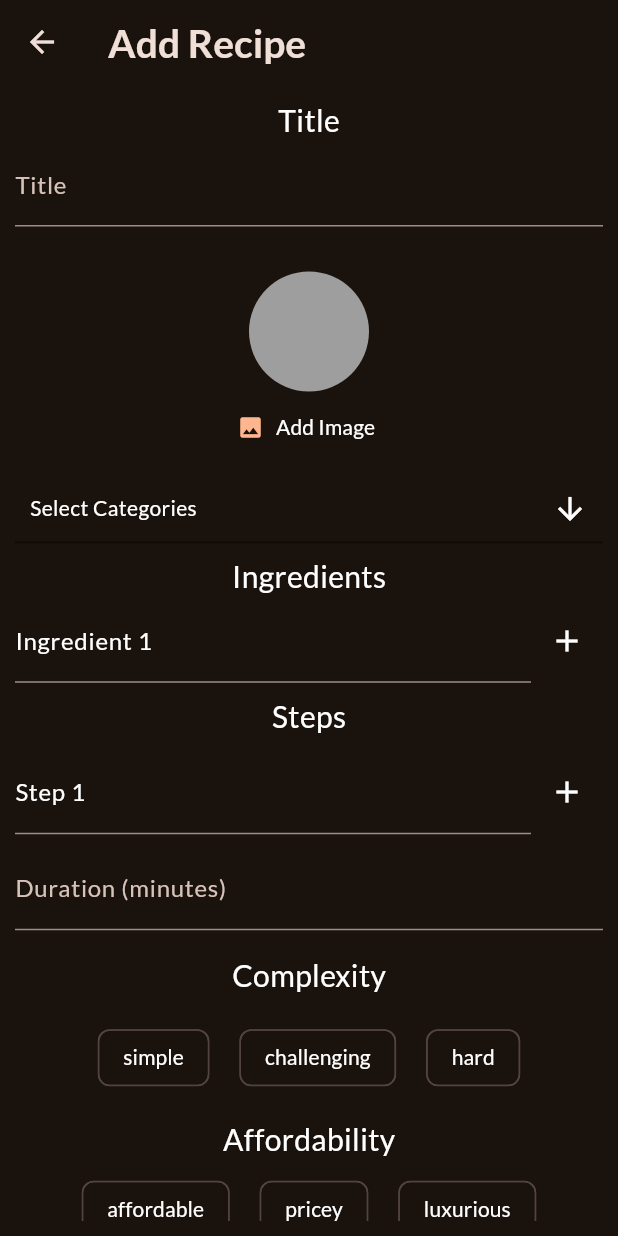
After one commit to Hoangigo/FoodApp, a Flutter app: the AddRecipe screen opened directly, on a phone screen of 412 x 824 dp. The commit adds this screen. Run offline on Flutter 3.47's test engine with Material 3 defaults, Android fonts, the phone set to English and light mode, and no system bars; drawn by our look-alikes of multi_select_flutter; our stand-ins replace cloud_firestore, firebase_auth, firebase_core, firebase_storage, flutter_riverpod, google_fonts and 2 more; accounts and stored records are empty; network calls fail.

Commit message:
add meal

```diff
--- /dev/null
+++ b/lib/controller/recipes_controller.dart
@@ -0,0 +1,30 @@
+import 'package:cloud_firestore/cloud_firestore.dart';
+import 'package:mealsapp/models/meal.dart';
+import 'package:mealsapp/providers/mealsprovider.dart';
+
+class MealController {
+  Future<void> addMeal(Meal meal) async {
+    try {
+      String fixedAffordability = meal.affordability.toString().split('.')[1];
+      String fixedComplexity = meal.complexity.toString().split('.')[1];
+
+      await FirebaseFirestore.instance.collection('meals').add({
+        'affordability': fixedAffordability,
+        'categories': meal.categories,
+        'complexity': fixedComplexity,
+        'duration': meal.duration,
+        'id': meal.id,
+        'ingredients': meal.ingredients,
+        'steps': meal.steps,
+        'isGlutenFree': meal.isGlutenFree,
+        'isLactoseFree': meal.isLactoseFree,
+        'isVegetarian': meal.isVegetarian,
+        'isVegan': meal.isVegan,
+        'imageUrl': meal.imageUrl,
+        'title': meal.title,
+      });
+    } catch (error) {
+      print('Error adding meal: $error');
+    }
+  }
+}
--- a/lib/providers/mealsprovider.dart
+++ b/lib/providers/mealsprovider.dart
@@ -2,7 +2,7 @@ import 'package:cloud_firestore/cloud_firestore.dart';
 import 'package:flutter_riverpod/flutter_riverpod.dart';
 import 'package:mealsapp/models/meal.dart';
 
-final mealsStreamProvider = StreamProvider.autoDispose<List<Meal>>((ref) {
+final mealsStreamProvider = StreamProvider<List<Meal>>((ref) {
   final firestore = FirebaseFirestore.instance;
   final collection = firestore.collection('meals');
 
--- /dev/null
+++ b/lib/screens/add_recipe.dart
@@ -0,0 +1,323 @@
+import 'dart:io';
+
+import 'package:flutter/material.dart';
+import 'package:flutter_riverpod/flutter_riverpod.dart';
+import 'package:mealsapp/controller/recipes_controller.dart';
+import 'package:mealsapp/models/meal.dart';
+import 'package:mealsapp/providers/categoriesProvider.dart';
+import 'package:mealsapp/widgets/image_picker.dart';
+import 'package:mealsapp/widgets/multi_select_category.dart';
+import 'package:uuid/uuid.dart';
+
+class AddRecipe extends ConsumerStatefulWidget {
+  const AddRecipe({super.key});
+
+  @override
+  ConsumerState<AddRecipe> createState() {
+    return _AddRecipe();
+  }
+}
+
+class _AddRecipe extends ConsumerState<AddRecipe> {
+  var titleController = TextEditingController();
+  var durationController = TextEditingController();
+
+  final _form = GlobalKey<FormState>();
+  File? _selectedImage;
+  Complexity? _complexity;
+  Affordability? _affordability;
+  final List<String> _ingredients = [''];
+  final List<String> _steps = [''];
+  bool _isGlutenFree = false;
+  bool _isLactoseFree = false;
+  bool _isVegan = false;
+  bool _isVegetarian = false;
+
+  @override
+  void dispose() {
+    titleController.dispose();
+    durationController.dispose();
+
+    super.dispose();
+  }
+
+  String generateUniqueId() {
+    final uuid = Uuid();
+    return uuid.v4();
+  }
+
+  void _submit(BuildContext context) async {
+    final chosenCategories = ref.watch(selectedCategoriesProvider);
+
+    final isValid = _form.currentState!.validate();
+
+    if (!isValid ||
+        _complexity == null ||
+        _selectedImage == null ||
+        _affordability == null ||
+        _ingredients.isEmpty ||
+        titleController.text.trim().isEmpty ||
+        durationController.text.trim().isEmpty ||
+        _steps.isEmpty) {
+      return;
+    }
+
+    _form.currentState!.save();
+
+    final newMeal = Meal(
+        id: generateUniqueId(),
+        categories: chosenCategories.toList(),
+        title: titleController.text,
+        imageUrl: _selectedImage!.path,
+        ingredients: _ingredients,
+        steps: _steps,
+        duration: int.parse(durationController.text),
+        complexity: _complexity!,
+        affordability: _affordability!,
+        isGlutenFree: _isGlutenFree,
+        isLactoseFree: _isLactoseFree,
+        isVegan: _isVegan,
+        isVegetarian: _isVegetarian);
+
+    await MealController().addMeal(newMeal);
+    titleController.clear();
+    durationController.clear();
+    //Navigator.of(context).pop();
+  }
+
+  @override
+  Widget build(BuildContext context) {
+    return Scaffold(
+      appBar: AppBar(
+          title: const Text(
+        'Add Recipe',
+        style: TextStyle(fontSize: 26, fontWeight: FontWeight.bold),
+      )),
+      body: Padding(
+        padding: const EdgeInsets.all(10),
+        child: SingleChildScrollView(
+            child: Form(
+          key: _form,
+          child: Column(
+            children: [
+              const Text('Title',
+                  style: TextStyle(color: Colors.white, fontSize: 20)),
+              TextFormField(
+                style: const TextStyle(color: Colors.white),
+                controller: titleController,
+                validator: (value) {
+                  if (value == null || value.isEmpty) {
+                    return 'Title cannot be empty';
+                  }
+                  return null;
+                },
+                decoration: const InputDecoration(
+                  hintText: 'Enter the title',
+                  hintStyle: TextStyle(color: Colors.grey),
+                  labelText: 'Title',
+                ),
+              ),
+              const SizedBox(height: 30),
+              UserImagePicker(pickImage: (pickedImage) {
+                _selectedImage = pickedImage;
+              }),
+              const SizedBox(height: 8),
+              MultiSelectDropdown(),
+              const SizedBox(height: 8),
+              const Text('Ingredients',
+                  style: TextStyle(color: Colors.white, fontSize: 20)),
+              ListView.builder(
+                shrinkWrap: true,
+                itemCount: _ingredients.length,
+                itemBuilder: (context, index) {
+                  return Row(
+                    children: [
+                      Expanded(
+                        child: TextFormField(
+                          style: const TextStyle(color: Colors.white),
+                          validator: (value) {
+                            if (value == null || value.isEmpty) {
+                              return 'ingredient cannot be empty'; // Error message when the field is empty
+                            }
+                            return null; // Return null when the input is valid
+                          },
+                          decoration: InputDecoration(
+                            hintText: 'Enter ingredient ${index + 1}',
+                            hintStyle: const TextStyle(color: Colors.grey),
+                            labelText: 'Ingredient ${index + 1}',
+                            labelStyle: const TextStyle(color: Colors.white),
+                          ),
+                          onChanged: (value) {
+                            _ingredients[index] = value;
+                          },
+                        ),
+                      ),
+                      IconButton(
+                        icon: const Icon(Icons.add, color: Colors.white),
+                        onPressed: () {
+                          setState(() {
+                            _ingredients.add('');
+                          });
+                        },
+                      ),
+                    ],
+                  );
+                },
+              ),
+              const SizedBox(height: 8),
+              const Text('Steps',
+                  style: TextStyle(color: Colors.white, fontSize: 20)),
+              const SizedBox(height: 8),
+              ListView.builder(
+                shrinkWrap: true,
+                itemCount: _steps.length,
+                itemBuilder: (context, index) {
+                  return Row(
+                    children: [
+                      Expanded(
+                        child: TextFormField(
+                          style: const TextStyle(color: Colors.white),
+                          validator: (value) {
+                            if (value == null || value.isEmpty) {
+                              return 'Step cannot be empty'; // Error message when the field is empty
+                            }
+                            return null; // Return null when the input is valid
+                          },
+                          decoration: InputDecoration(
+                            hintText: 'Enter step ${index + 1}',
+                            hintStyle: const TextStyle(color: Colors.grey),
+                            labelText: 'Step ${index + 1}',
+                            labelStyle: const TextStyle(color: Colors.white),
+                          ),
+                          onChanged: (value) {
+                            _steps[index] = value;
+                          },
+                        ),
+                      ),
+                      IconButton(
+                        icon: const Icon(Icons.add, color: Colors.white),
+                        onPressed: () {
+                          setState(() {
+                            _steps.add('');
+                          });
+                        },
+                      ),
+                    ],
+                  );
+                },
+              ),
+              const SizedBox(height: 8),
+              TextFormField(
+                style: const TextStyle(color: Colors.white),
+                controller: durationController,
+                validator: (value) {
+                  if (value == null || value.isEmpty) {
+                    return 'Duration cannot be empty';
+                  }
+                  return null;
+                },
+                decoration:
+                    const InputDecoration(labelText: 'Duration (minutes)'),
+                keyboardType: TextInputType.number,
+              ),
+              const SizedBox(height: 16),
+              const Text('Complexity',
+                  style: TextStyle(color: Colors.white, fontSize: 20)),
+              const SizedBox(height: 16),
+              Wrap(
+                spacing: 20,
+                children: [
+                  for (Complexity value in Complexity.values)
+                    ChoiceChip(
+                      label: Text(
+                        value.toString().split('.').last,
+                        style: const TextStyle(color: Colors.white),
+                      ),
+                      selected: _complexity == value,
+                      onSelected: (isSelected) {
+                        if (isSelected) {
+                          setState(() {
+                            _complexity = value;
+                          });
+                        }
+                      },
+                    ),
+                ],
+              ),
+              const SizedBox(height: 16),
+              const Text('Affordability',
+                  style: TextStyle(color: Colors.white, fontSize: 20)),
+              const SizedBox(height: 8),
+              Wrap(
+                spacing: 20,
+                children: [
+                  for (final affordability in Affordability.values)
+                    ChoiceChip(
+                      label: Text(
+                        affordability.toString().split('.').last,
+                        style: const TextStyle(color: Colors.white),
+                      ),
+                      selected: _affordability == affordability,
+                      onSelected: (isSelected) {
+                        if (isSelected) {
+                          setState(() {
+                            _affordability = affordability;
+                          });
+                        }
+                      },
+                    ),
+                ],
+              ),
+              const SizedBox(height: 16),
+              CheckboxListTile(
+                title: const Text('Gluten-Free'),
+                value: _isGlutenFree,
+                onChanged: (newValue) {
+                  setState(() {
+                    _isGlutenFree = newValue ?? false;
+                  });
+                },
+              ),
+              CheckboxListTile(
+                title: const Text('Lactose-Free'),
+                value: _isLactoseFree,
+                onChanged: (newValue) {
+                  setState(() {
+                    _isLactoseFree = newValue ?? false;
+                  });
+                },
+              ),
+              CheckboxListTile(
+                title: const Text('Vegan'),
+                value: _isVegan,
+                onChanged: (newValue) {
+                  setState(() {
+                    _isVegan = newValue ?? false;
+                  });
+                },
+              ),
+              CheckboxListTile(
+                title: const Text('Vegetarian'),
+                value: _isVegetarian,
+                onChanged: (newValue) {
+                  setState(() {
+                    _isVegetarian = newValue ?? false;
+                  });
+                },
+              ),
+              ElevatedButton(
+                onPressed: () {
+                  _submit(context);
+                },
+                child: const Text(
+                  'Save',
+                  style: TextStyle(color: Colors.white),
+                ),
+              ),
+            ],
+          ),
+        )),
+      ),
+    );
+  }
+}
--- a/lib/screens/auth.dart
+++ b/lib/screens/auth.dart
@@ -32,7 +32,6 @@ class _AuthScreenState extends State<AuthScreen> {
   Widget build(BuildContext context) {
     return Scaffold(
       backgroundColor: const Color.fromARGB(255, 63, 17, 177),
-      appBar: AppBar(actions: []),
       body: Center(
           child: SingleChildScrollView(
         child: Column(
--- /dev/null
+++ b/lib/widgets/multi_select_category.dart
@@ -0,0 +1,43 @@
+import 'package:flutter/material.dart';
+import 'package:flutter_riverpod/flutter_riverpod.dart';
+import 'package:mealsapp/providers/categoriesProvider.dart';
+import 'package:multi_select_flutter/multi_select_flutter.dart';
+
+class MultiSelectDropdown extends ConsumerWidget {
+  final List<String> selectedCategories = [];
+  final List<String> categories = [
+    'c1',
+    'c2',
+    'c3',
+    'c4',
+    'c5',
+    'c6',
+    'c7',
+    'c8',
+    'c9',
+    'c10',
+  ];
+
+  MultiSelectDropdown({super.key});
+
+  @override
+  Widget build(BuildContext context, WidgetRef ref) {
+    return MultiSelectDialogField(
+      items: categories
+          .map((category) => MultiSelectItem<String>(category, category))
+          .toList(),
+      listType: MultiSelectListType.CHIP,
+      selectedColor: Colors.blue,
+      buttonText: const Text(
+        'Select Categories',
+        style: TextStyle(color: Colors.white),
+      ),
+      itemsTextStyle: const TextStyle(color: Colors.white),
+      onConfirm: (values) {
+        ref
+            .read(selectedCategoriesProvider.notifier)
+            .setSelectedCategories(Set<String>.from(values));
+      },
+    );
+  }
+}
--- a/lib/widgets/new_message.dart
+++ b/lib/widgets/new_message.dart
@@ -51,7 +51,7 @@ class _NewMessage extends State<NewMessage> {
               child: TextField(
             decoration: InputDecoration(
               filled: true,
-              fillColor: Colors.white, // Background color of the TextField
+              fillColor: Colors.white,
               hintText: 'Enter your message',
               hintStyle: const TextStyle(
                   color: Colors.grey), // Style for the hint text
--- a/pubspec.yaml
+++ b/pubspec.yaml
@@ -42,6 +42,8 @@ dependencies:
   firebase_storage: ^11.5.6
   image_picker: ^1.0.5
   cloud_firestore: ^4.13.6
+  multi_select_flutter: ^4.1.3
+  uuid: ^4.2.2
 
 dev_dependencies:
   flutter_test:
```
Also changed, not shown: lib/providers/categoriesProvider.dart (+20 -0 lines), lib/screens/mealscreen.dart (+15 -10 lines), pubspec.lock.
